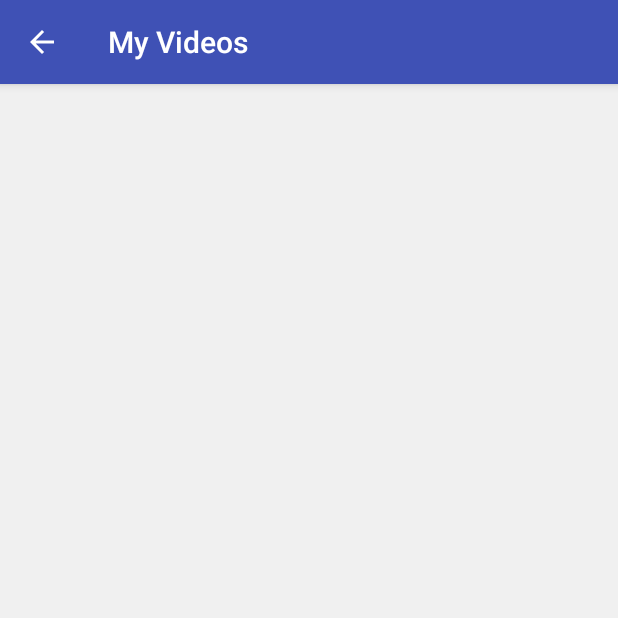
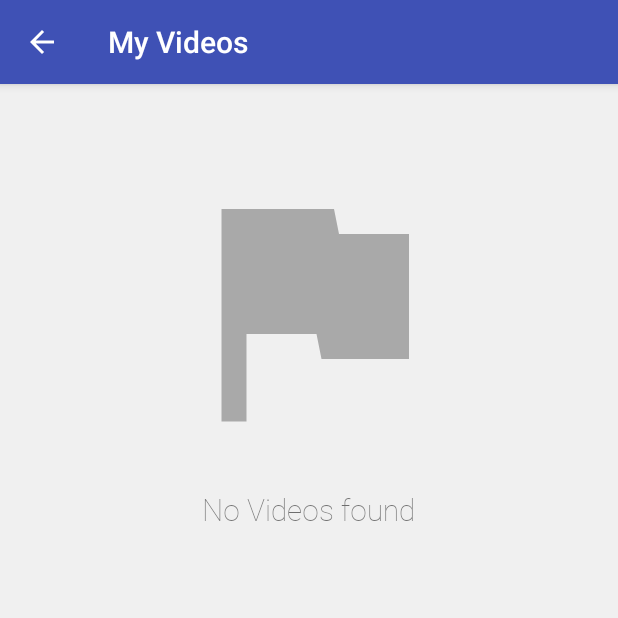
Before and after one commit to shaheenkdr/ARProject, an Android app: the MyVideoActivity screen opened directly, with no data from a screen before it, on a phone screen of 412 x 824 dp, the top half of it. Run offline under Robolectric (Android 15) with nearby library versions, the phone set to English and light mode, and no system bars; our stand-ins replace EventBus; libraries missing offline, so code that uses them is left out: io.realm; pictures from the network do not load; 3 statements that could not run were skipped.

Commit message:
UI Changes

```diff
--- a/app/src/main/java/com/xaugmentedreality/arproject/activities/MyVideoActivity.java
+++ b/app/src/main/java/com/xaugmentedreality/arproject/activities/MyVideoActivity.java
@@ -1,18 +1,24 @@
 package com.xaugmentedreality.arproject.activities;
 
+import android.content.Context;
+import android.graphics.Typeface;
 import android.media.Image;
+import android.os.Vibrator;
 import android.support.v7.app.AppCompatActivity;
 import android.os.Bundle;
 import android.support.v7.widget.AppCompatImageButton;
+import android.support.v7.widget.AppCompatImageView;
 import android.support.v7.widget.LinearLayoutManager;
 import android.support.v7.widget.RecyclerView;
 import android.util.Log;
 import android.view.MenuItem;
 import android.view.View;
 import android.widget.ImageButton;
+import android.widget.RelativeLayout;
 import android.widget.TextView;
 
 import com.xaugmentedreality.arproject.EventBus.DeleteEvent;
+import com.xaugmentedreality.arproject.EventBus.ResetClickEvent;
 import com.xaugmentedreality.arproject.R;
 import com.xaugmentedreality.arproject.adapter.VideoAdapter;
 import com.xaugmentedreality.arproject.realm.ARDatabase;
@@ -38,6 +44,11 @@ public class MyVideoActivity extends AppCompatActivity {
     private Realm mVideoRealm;
     private TextView titleBar;
     private ImageButton clearButton;
+    private static boolean isLongPressed = false;
+    private Vibrator v;
+    private AppCompatImageView noVideoImage;
+    private TextView noVideoText;
+
     @Override
     protected void onCreate(Bundle savedInstanceState)
     {
@@ -58,6 +69,15 @@ public class MyVideoActivity extends AppCompatActivity {
         remove_index = -1;
         strVideoId = new StringBuilder("X");
 
+        noVideoImage = (AppCompatImageView)findViewById(R.id.noImage);
+        noVideoText = (TextView)findViewById(R.id.noImageText);
+        Typeface typeface1 = Typeface.createFromAsset(getAssets(), "fonts/robotothin.ttf");
+        noVideoText.setTypeface(typeface1);
+
+        noVideoImage.setVisibility(View.INVISIBLE);
+        noVideoText.setVisibility(View.INVISIBLE);
+
+
         final List<VideoModel> videoList = new ArrayList<>();
 
         RealmResults<VideoDatabase> results = mVideoRealm.where(VideoDatabase.class).findAll();
@@ -76,6 +96,16 @@ public class MyVideoActivity extends AppCompatActivity {
 
         rView.setAdapter(mAdapter);
         mAdapter.notifyDataSetChanged();
+
+        if(videoList.size()<=0)
+        {
+            noVideoImage.setVisibility(View.VISIBLE);
+            noVideoText.setVisibility(View.VISIBLE);
+        }
+
+        v = (Vibrator) getSystemService(Context.VIBRATOR_SERVICE);
+
+
         titleBar = (TextView)findViewById(R.id.titleBar);
 
         deleteButton = (AppCompatImageButton) getSupportActionBar().getCustomView().findViewById(R.id.deleteButton);
@@ -87,12 +117,19 @@ public class MyVideoActivity extends AppCompatActivity {
                 {
                     videoList.remove(remove_index);
                     mAdapter.notifyDataSetChanged();
+                    isLongPressed = false;
                     if(!strVideoId.toString().equals("X"))
                     {
                         deleteFromRealm(strVideoId.toString());
                     }
+                    if(videoList.size()<=0)
+                    {
+                        noVideoImage.setVisibility(View.VISIBLE);
+                        noVideoText.setVisibility(View.VISIBLE);
+                    }
                 }
 
+                titleBar.setVisibility(View.VISIBLE);
                 deleteButton.setVisibility(View.INVISIBLE);
             }
         });
@@ -107,6 +144,18 @@ public class MyVideoActivity extends AppCompatActivity {
 
             }
         });*/
+
+        RelativeLayout mainLayout = (RelativeLayout)findViewById(R.id.activity_my_video);
+        mainLayout.setOnClickListener(new View.OnClickListener() {
+            @Override
+            public void onClick(View v)
+            {
+                if(isLongPressed)
+                {
+                    resetLongClick();
+                }
+            }
+        });
 
     }
 
@@ -126,7 +175,7 @@ public class MyVideoActivity extends AppCompatActivity {
     public boolean onOptionsItemSelected(MenuItem item) {
         switch (item.getItemId()) {
             case android.R.id.home:
-                this.finish();
+                handleBackClick();
                 return true;
             default:
                 return super.onOptionsItemSelected(item);
@@ -136,6 +185,7 @@ public class MyVideoActivity extends AppCompatActivity {
     @Subscribe(threadMode = ThreadMode.MAIN)
     public void onMessageEvent(DeleteEvent event)
     {
+        isLongPressed = true;
         Log.e("Test","EventBus invoked");
         titleBar.setVisibility(View.INVISIBLE);
         //clearButton.setVisibility(View.VISIBLE);
@@ -155,4 +205,28 @@ public class MyVideoActivity extends AppCompatActivity {
             }
         });
     }
+
+    private void resetLongClick()
+    {
+        v.vibrate(100);
+        titleBar.setVisibility(View.VISIBLE);
+        deleteButton.setVisibility(View.INVISIBLE);
+        isLongPressed = false;
+        EventBus.getDefault().post(new ResetClickEvent(true));
+
+
+    }
+
+    private void handleBackClick()
+    {
+        if(isLongPressed)
+        {
+            resetLongClick();
+        }
+        else
+        {
+            finish();
+        }
+
+    }
 }
--- /dev/null
+++ b/app/src/main/res/drawable/graph.xml
@@ -0,0 +1,9 @@
+<vector xmlns:android="http://schemas.android.com/apk/res/android"
+        android:width="200dp"
+        android:height="200dp"
+        android:viewportWidth="24.0"
+        android:viewportHeight="24.0">
+    <path
+        android:fillColor="#A9A9A9"
+        android:pathData="M14.4,6L14,4H5v17h2v-7h5.6l0.4,2h7V6z"/>
+</vector>
--- a/app/src/main/res/layout/activity_my_video.xml
+++ b/app/src/main/res/layout/activity_my_video.xml
@@ -1,6 +1,7 @@
 <?xml version="1.0" encoding="utf-8"?>
 <RelativeLayout xmlns:android="http://schemas.android.com/apk/res/android"
     xmlns:tools="http://schemas.android.com/tools"
+    xmlns:app="http://schemas.android.com/apk/res-auto"
     android:id="@+id/activity_my_video"
     android:layout_width="match_parent"
     android:layout_height="match_parent"
@@ -17,4 +18,25 @@
         android:layout_height="match_parent"/>
 
 
+    <android.support.v7.widget.AppCompatImageView
+        android:id="@+id/noImage"
+        android:layout_centerHorizontal="true"
+        android:layout_marginTop="50dp"
+        android:visibility="invisible"
+        app:srcCompat="@drawable/graph"
+        android:layout_width="wrap_content"
+        android:layout_height="wrap_content" />
+
+    <TextView
+        android:id="@+id/noImageText"
+        android:text="No Videos found"
+        android:visibility="invisible"
+        android:layout_marginTop="20dp"
+        android:textSize="20sp"
+        android:layout_below="@+id/noImage"
+        android:layout_centerHorizontal="true"
+        android:layout_width="wrap_content"
+        android:layout_height="wrap_content" />
+
+
 </RelativeLayout>
```
Also changed, not shown: app/src/main/java/com/xaugmentedreality/arproject/EventBus/ResetClickEvent.java (added, +18 -0 lines), app/src/main/java/com/xaugmentedreality/arproject/adapter/VideoAdapter.java (+41 -4 lines).
